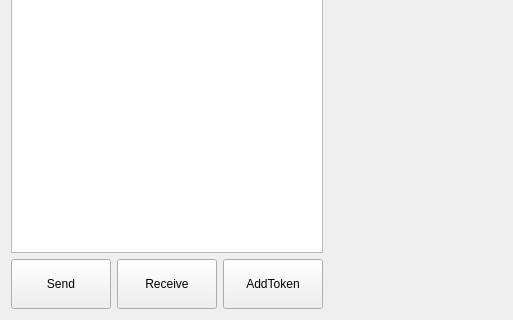
The window that src/qt/forms/qrctoken.ui (HTMLCOIN/HTMLCOIN) describes before a commit, drawn with Qt 5; both pictures show x 0 to 513 and y 147 to 467 of the 723 by 467 pixel window.
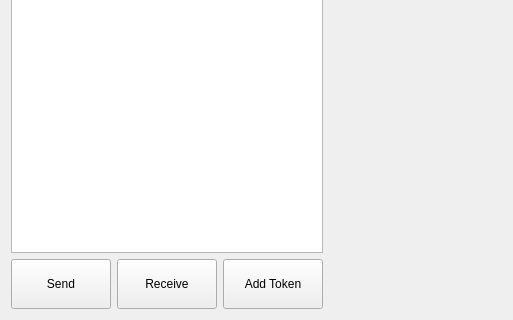
The same window after the commit.

Commit message: QRC Token GUI changes

Diff of the .ui file:
```diff
--- a/src/qt/forms/qrctoken.ui
+++ b/src/qt/forms/qrctoken.ui
@@ -80,7 +80,7 @@
             </size>
            </property>
            <property name="text">
-            <string>AddToken</string>
+            <string>Add Token</string>
            </property>
           </widget>
          </item>
```
The commit also changes 6 other files.
